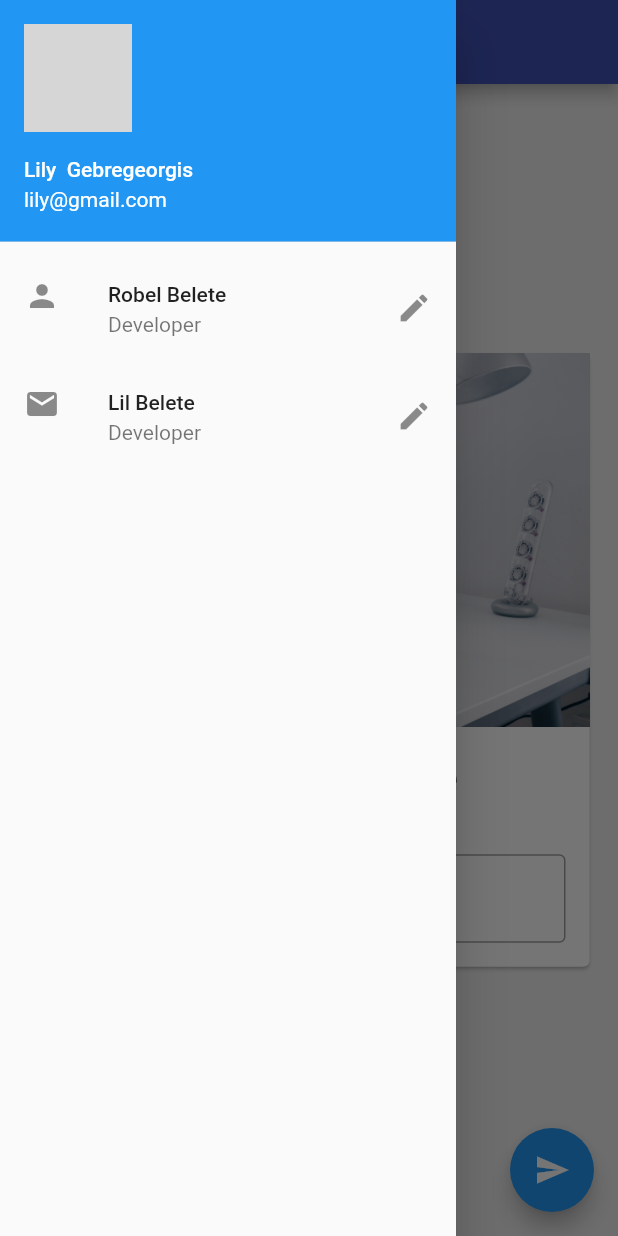
After one commit to meyissaw/initflutter, a Flutter app: the screen it shows after launch, with the side drawer open, on a phone screen of 412 x 824 dp. The commit adds this screen. Run offline on Flutter 3.47's test engine with Material 2 defaults, Android fonts, the phone set to English and light mode, and no system bars; network calls fail; grey boxes are pictures that could not be loaded.

Commit message:
edit commit

```diff
--- /dev/null
+++ b/lib/drawer.dart
@@ -0,0 +1,41 @@
+import 'package:flutter/material.dart';
+
+class MyDrawer extends StatelessWidget {
+  const MyDrawer({Key? key}) : super(key: key);
+
+  @override
+  Widget build(BuildContext context) {
+    return Drawer(
+      child: ListView(
+        padding: const EdgeInsets.all(0),
+        children: <Widget>[
+          UserAccountsDrawerHeader(
+              accountName: Text("Lily  Gebregeorgis"),
+              accountEmail: Text("lily@gmail.com"),
+              currentAccountPicture:
+              CircleAvatar(
+                backgroundImage: NetworkImage(
+                    "https://images.unsplash.com/photo-1516729557409-298ab938f00c?ixid=MnwxMjA3fDB8MHxwaG90by1wYWdlfHx8fGVufDB8fHx8&ixlib=rb-1.2.1&auto=format&fit=crop&w=334&q=80"
+                ),
+              )
+
+          ),
+
+          ListTile(
+            leading: Icon(Icons.person),
+            title: Text("Robel Belete"),
+            subtitle: Text("Developer"),
+            trailing: Icon(Icons.edit),
+
+          ),
+          ListTile(
+              leading: Icon(Icons.email),
+              title: Text("Lil Belete"),
+              subtitle: Text("Developer"),
+              trailing: Icon(Icons.edit)
+          ),
+        ],
+      ),
+    );
+  }
+}
--- /dev/null
+++ b/lib/name_card_widget.dart
@@ -0,0 +1,43 @@
+import 'package:flutter/material.dart';
+
+class NameCardWidget extends StatelessWidget {
+  const NameCardWidget({
+    Key? key,
+    required this.myText,
+    required TextEditingController nameTextController,
+  }) : _nameTextController = nameTextController, super(key: key);
+
+  final String myText;
+  final TextEditingController _nameTextController;
+
+  @override
+  Widget build(BuildContext context) {
+    return Card(
+      child: Column(
+        children:  <Widget>[
+          Image.asset("assets/bg.jpg"),
+          SizedBox(
+            height: 20,
+          ),
+          Text(myText,style:
+          TextStyle(fontSize: 25,fontWeight: FontWeight.bold)
+          ),
+          SizedBox(
+            height: 20,
+          ),
+          Padding(
+            padding: const EdgeInsets.all(16.0),
+            child: TextField(
+              controller: _nameTextController,
+              decoration: InputDecoration(
+                  hintText: 'Enter some text', labelText: "Name",
+                  border: OutlineInputBorder()
+              ),
+            ),
+
+          ),
+        ],
+      ),
+    );
+  }
+}
--- /dev/null
+++ b/lib/pages/home_page.dart
@@ -0,0 +1,46 @@
+
+import 'package:flutter/material.dart';
+import 'package:hands/drawer.dart';
+import 'package:hands/name_card_widget.dart';
+
+
+class HomePage extends StatefulWidget {
+  const HomePage({Key? key}) : super(key: key);
+
+  @override
+  _HomePageState createState() => _HomePageState();
+}
+
+class _HomePageState extends State<HomePage> {
+  var myText="Change my Name";
+  TextEditingController _nameTextController = TextEditingController();
+  @override
+  Widget build(BuildContext context) {
+    return Scaffold(
+      backgroundColor: Colors.grey[200],
+      appBar: AppBar(
+        backgroundColor: Colors.indigo,
+        title: Text('Awesome App'),
+      ),
+      body: Center(
+        child: Padding(
+          padding: const EdgeInsets.all(15.0),
+          child: SingleChildScrollView(
+            child: NameCardWidget(myText: myText, nameTextController: _nameTextController),
+          ),
+        ),
+
+      ),
+      drawer:MyDrawer(),
+
+      floatingActionButton: FloatingActionButton(
+        onPressed: () {
+          myText= _nameTextController.text;
+          setState(() {
+          });
+        },
+        child: Icon(Icons.send),
+      ),
+    );
+  }
+}
```
Also changed, not shown: lib/main.dart (+1 -98 lines), 1 other file.
